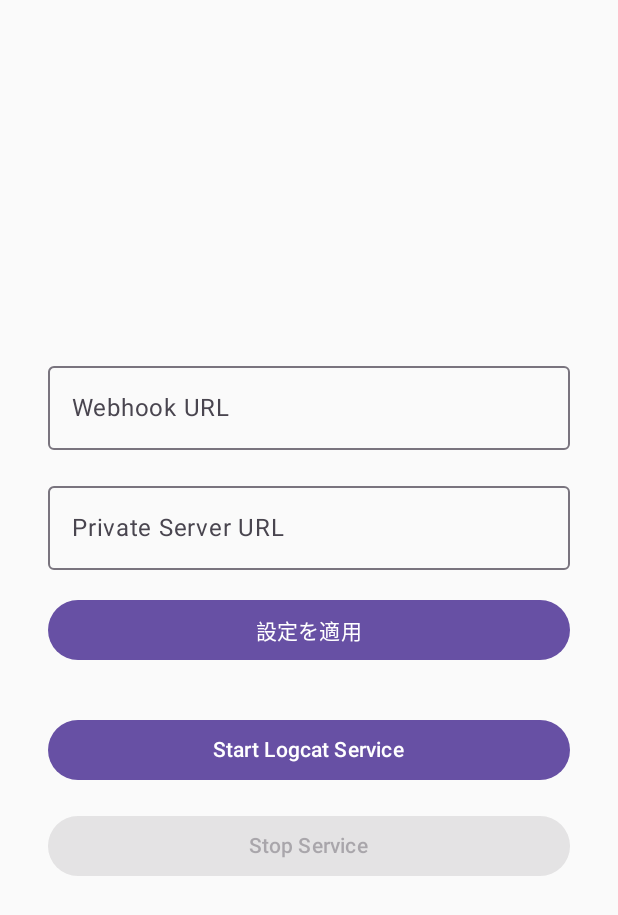
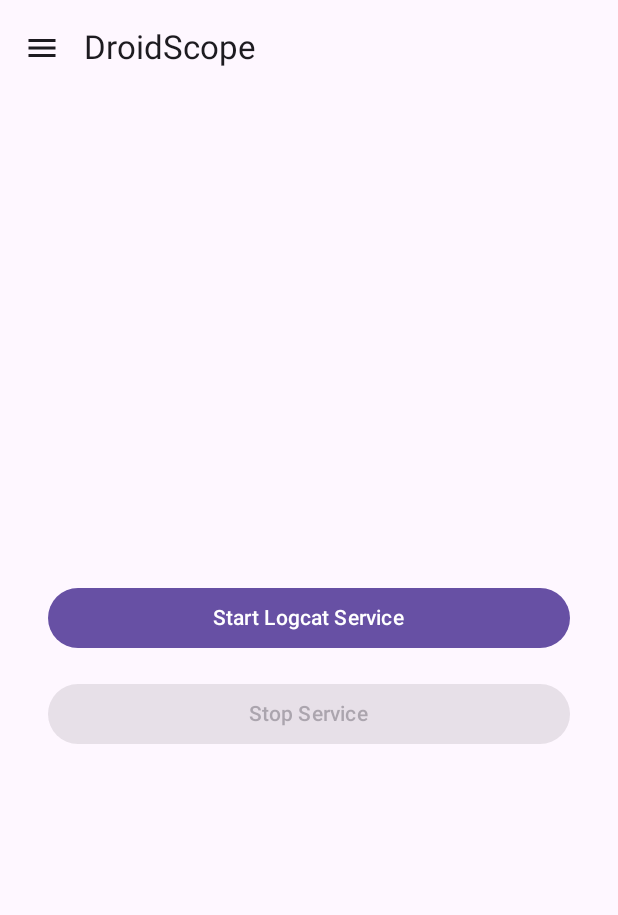
Before and after one commit to TomatoKyou/DroidScope, an Android app built with Jetpack Compose: the screen it shows after launch (MainActivity), on a phone screen of 412 x 824 dp. Shown: the top 915 px of the screen. Run offline under Robolectric (Android 15) with nearby library versions, the phone set to English and light mode, and no system bars; libraries missing offline, so code that uses them is left out: rikka.shizuku; 2 statements that could not run were skipped.

Commit message:
Add better UI

```diff
--- a/app/src/main/java/com/scopedev/droidscope/MainActivity.kt
+++ b/app/src/main/java/com/scopedev/droidscope/MainActivity.kt
@@ -7,35 +7,122 @@ import android.content.pm.PackageManager
 import androidx.activity.ComponentActivity
 import androidx.activity.compose.setContent
 import androidx.compose.foundation.layout.*
+import androidx.compose.material.icons.Icons
+import androidx.compose.material.icons.filled.Menu
 import androidx.compose.material3.*
 import androidx.compose.runtime.*
 import androidx.compose.ui.Modifier
 import androidx.compose.ui.platform.LocalContext
 import androidx.compose.ui.unit.dp
+import kotlinx.coroutines.launch
 import rikka.shizuku.Shizuku
 
 class MainActivity : ComponentActivity() {
+
     override fun onCreate(savedInstanceState: Bundle?) {
         super.onCreate(savedInstanceState)
+
+        // === 起動時にShizuku権限を自動リクエスト ===
+        ensureShizukuPermission(this)
+
         setContent {
             MaterialTheme {
                 LogcatController()
             }
         }
     }
+
+    /**
+     * 起動時にShizuku権限を確認し、必要なら自動でリクエスト
+     */
+    private fun ensureShizukuPermission(context: Context) {
+        // Shizukuが生きてるか確認
+        if (!Shizuku.pingBinder()) {
+            // サービス起動していない場合は何もできないので戻る
+            return
+        }
+
+        // すでに権限があるか？
+        when (Shizuku.checkSelfPermission()) {
+            PackageManager.PERMISSION_GRANTED -> {
+                // 権限OK → 何もしない
+            }
+            else -> {
+                // rationale出す必要がなければリクエスト
+                if (!Shizuku.shouldShowRequestPermissionRationale()) {
+                    Shizuku.requestPermission(0)
+                }
+            }
+        }
+    }
+}
+
+@OptIn(ExperimentalMaterial3Api::class)
+@Composable
+fun LogcatController() {
+    val context = LocalContext.current
+    var isRunning by remember { mutableStateOf(false) }
+
+    val drawerState = rememberDrawerState(initialValue = DrawerValue.Closed)
+    val scope = rememberCoroutineScope()
+    var selectedItem by remember { mutableStateOf("main") }
+
+    ModalNavigationDrawer(
+        drawerState = drawerState,
+        drawerContent = {
+            ModalDrawerSheet {
+                Text(
+                    text = "メニュー",
+                    style = MaterialTheme.typography.titleLarge,
+                    modifier = Modifier.padding(16.dp)
+                )
+
+                NavigationDrawerItem(
+                    label = { Text("設定") },
+                    selected = selectedItem == "settings",
+                    onClick = {
+                        selectedItem = "settings"
+                        scope.launch { drawerState.close() }
+                    }
+                )
+
+                NavigationDrawerItem(
+                    label = { Text("メイン") },
+                    selected = selectedItem == "main",
+                    onClick = {
+                        selectedItem = "main"
+                        scope.launch { drawerState.close() }
+                    }
+                )
+            }
+        }
+    ) {
+        Scaffold(
+            topBar = {
+                TopAppBar(
+                    title = { Text("DroidScope") },
+                    navigationIcon = {
+                        IconButton(onClick = {
+                            scope.launch { drawerState.open() }
+                        }) {
+                            Icon(Icons.Default.Menu, contentDescription = "Menu")
+                        }
+                    }
+                )
+            }
+        ) { innerPadding ->
+            Box(modifier = Modifier.padding(innerPadding)) {
+                when (selectedItem) {
+                    "main" -> MainScreen(context, isRunning) { isRunning = it }
+                    "settings" -> SettingsScreen()
+                }
+            }
+        }
+    }
 }
 
 @Composable
-fun LogcatController() {
-    var isRunning by remember { mutableStateOf(false) }
-    val context = LocalContext.current
-
-    // --- SharedPreferences ---
-    val prefs = context.getSharedPreferences("app_config", Context.MODE_PRIVATE)
-    var webhookUrl by remember { mutableStateOf(prefs.getString("WEBHOOK_URL", "") ?: "") }
-    var privateServerUrl by remember { mutableStateOf(prefs.getString("PRIVATE_SERVER_URL", "") ?: "") }
-
-    // ダイアログ関連の状態変数
+fun MainScreen(context: Context, isRunning: Boolean, onRunningChange: (Boolean) -> Unit) {
     var showDialog by remember { mutableStateOf(false) }
     var dialogTitle by remember { mutableStateOf("") }
     var dialogMessage by remember { mutableStateOf("") }
@@ -44,9 +131,7 @@ fun LogcatController() {
         AlertDialog(
             onDismissRequest = { showDialog = false },
             confirmButton = {
-                TextButton(onClick = { showDialog = false }) {
-                    Text("OK")
-                }
+                TextButton(onClick = { showDialog = false }) { Text("OK") }
             },
             title = { Text(dialogTitle) },
             text = { Text(dialogMessage) }
@@ -59,47 +144,17 @@ fun LogcatController() {
             .padding(32.dp),
         verticalArrangement = Arrangement.Center
     ) {
-        // --- Webhook URL 入力 ---
-        OutlinedTextField(
-            value = webhookUrl,
-            onValueChange = { webhookUrl = it },
-            label = { Text("Webhook URL") },
-            modifier = Modifier.fillMaxWidth()
-        )
-
-        Spacer(Modifier.height(16.dp))
-
-        // --- Private Server URL 入力 ---
-        OutlinedTextField(
-            value = privateServerUrl,
-            onValueChange = { privateServerUrl = it },
-            label = { Text("Private Server URL") },
-            modifier = Modifier.fillMaxWidth()
-        )
-
-        Spacer(Modifier.height(16.dp))
-
-        // --- 設定を適用ボタン ---
-        Button(
-            onClick = {
-                prefs.edit().putString("WEBHOOK_URL", webhookUrl)
-                    .putString("PRIVATE_SERVER_URL", privateServerUrl)
-                    .apply()
-                dialogTitle = "設定保存"
-                dialogMessage = "Webhook URL と Private Server URL を保存しました"
-                showDialog = true
-            },
-            modifier = Modifier.fillMaxWidth()
-        ) {
-            Text("設定を適用")
-        }
-
-        Spacer(Modifier.height(32.dp))
-
-        // --- Start ボタン ---
         Button(
             onClick = {
                 if (!isRunning) {
+                    val shizukuGranted = checkShizukuPermission(context, 0)
+                    if (!shizukuGranted) {
+                        dialogTitle = "Shizuku 権限必要"
+                        dialogMessage = "Shizuku を利用するには権限が必要です。"
+                        showDialog = true
+                        return@Button
+                    }
+
                     val hasReadLogs =
                         context.checkSelfPermission("android.permission.READ_LOGS") == PackageManager.PERMISSION_GRANTED
 
@@ -114,26 +169,23 @@ fun LogcatController() {
                         try {
                             Shizuku.newProcess(
                                 arrayOf(
-                                    "pm",
-                                    "grant",
+                                    "pm", "grant",
                                     context.packageName,
                                     "android.permission.READ_LOGS"
                                 ),
-                                null,
-                                null
+                                null, null
                             )
                             val granted =
                                 context.checkSelfPermission("android.permission.READ_LOGS") == PackageManager.PERMISSION_GRANTED
                             if (!granted) {
                                 dialogTitle = "権限取得失敗"
-                                dialogMessage =
-                                    "READ_LOGS権限の取得に失敗しました。"
+                                dialogMessage = "READ_LOGS権限の取得に失敗しました。"
                                 showDialog = true
                                 return@Button
                             }
                         } catch (e: Exception) {
                             dialogTitle = "権限付与失敗"
-                            dialogMessage = "エラー： ${e.message}"
+                            dialogMessage = "エラー：${e.message}"
                             showDialog = true
                             return@Button
                         }
@@ -141,7 +193,7 @@ fun LogcatController() {
 
                     val intent = Intent(context, LogcatService::class.java)
                     context.startForegroundService(intent)
-                    isRunning = true
+                    onRunningChange(true)
                 }
             },
             enabled = !isRunning,
@@ -152,13 +204,12 @@ fun LogcatController() {
 
         Spacer(Modifier.height(16.dp))
 
-        // --- Stop ボタン ---
         Button(
             onClick = {
                 if (isRunning) {
                     val intent = Intent(context, LogcatService::class.java)
                     context.stopService(intent)
-                    isRunning = false
+                    onRunningChange(false)
                 }
             },
             enabled = isRunning,
@@ -168,3 +219,73 @@ fun LogcatController() {
         }
     }
 }
+
+@Composable
+fun SettingsScreen() {
+    val context = LocalContext.current
+    val prefs = context.getSharedPreferences("app_config", Context.MODE_PRIVATE)
+    var webhookUrl by remember { mutableStateOf(prefs.getString("WEBHOOK_URL", "") ?: "") }
+    var privateServerUrl by remember { mutableStateOf(prefs.getString("PRIVATE_SERVER_URL", "") ?: "") }
+
+    var showDialog by remember { mutableStateOf(false) }
+
+    if (showDialog) {
+        AlertDialog(
+            onDismissRequest = { showDialog = false },
+            confirmButton = { TextButton(onClick = { showDialog = false }) { Text("OK") } },
+            title = { Text("設定保存") },
+            text = { Text("Webhook URL と Private Server URL を保存しました") }
+        )
+    }
+
+    Column(
+        modifier = Modifier
+            .fillMaxSize()
+            .padding(32.dp),
+        verticalArrangement = Arrangement.Top
+    ) {
+        OutlinedTextField(
+            value = webhookUrl,
+            onValueChange = { webhookUrl = it },
+            label = { Text("Webhook URL") },
+            modifier = Modifier.fillMaxWidth()
+        )
+
+        Spacer(Modifier.height(16.dp))
+
+        OutlinedTextField(
+            value = privateServerUrl,
+            onValueChange = { privateServerUrl = it },
+            label = { Text("Private Server URL") },
+            modifier = Modifier.fillMaxWidth()
+        )
+
+        Spacer(Modifier.height(24.dp))
+
+        Button(
+            onClick = {
+                prefs.edit().putString("WEBHOOK_URL", webhookUrl)
+                    .putString("PRIVATE_SERVER_URL", privateServerUrl)
+                    .apply()
+                showDialog = true
+            },
+            modifier = Modifier.fillMaxWidth()
+        ) {
+            Text("設定を保存")
+        }
+    }
+}
+
+/**
+ * Shizuku 権限チェック
+ */
+fun checkShizukuPermission(context: Context, code: Int): Boolean {
+    return when {
+        Shizuku.checkSelfPermission() == PackageManager.PERMISSION_GRANTED -> true
+        Shizuku.shouldShowRequestPermissionRationale() -> false
+        else -> {
+            Shizuku.requestPermission(code)
+            false
+        }
+    }
+}
```
